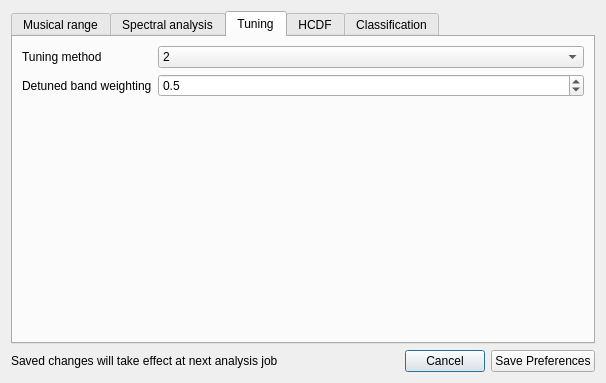
Old version of the form prefsdialog.ui in the repository ibsh/is_KeyFinder.
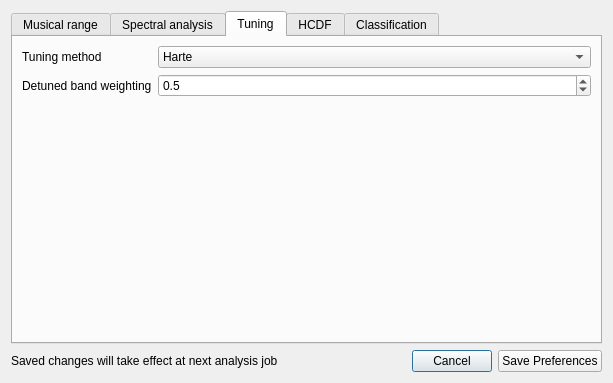
New version of the form. The open tabs and pages were chosen to show the change.

Patch:
```diff
--- a/prefsdialog.ui
+++ b/prefsdialog.ui
@@ -9,7 +9,7 @@
    <rect>
     <x>0</x>
     <y>0</y>
-    <width>606</width>
+    <width>613</width>
     <height>383</height>
    </rect>
   </property>
@@ -377,21 +377,16 @@
        <item row="0" column="1">
         <widget class="QComboBox" name="tuningMethod">
          <property name="currentIndex">
-          <number>2</number>
+          <number>0</number>
          </property>
          <item>
           <property name="text">
-           <string>0</string>
+           <string>Harte</string>
           </property>
          </item>
          <item>
           <property name="text">
-           <string>1</string>
-          </property>
-         </item>
-         <item>
-          <property name="text">
-           <string>2</string>
+           <string>Bin-adaptive</string>
           </property>
          </item>
         </widget>
```
